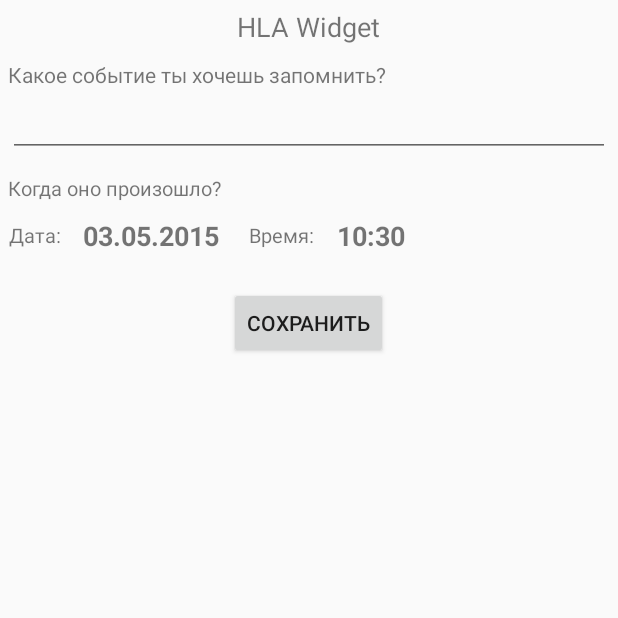
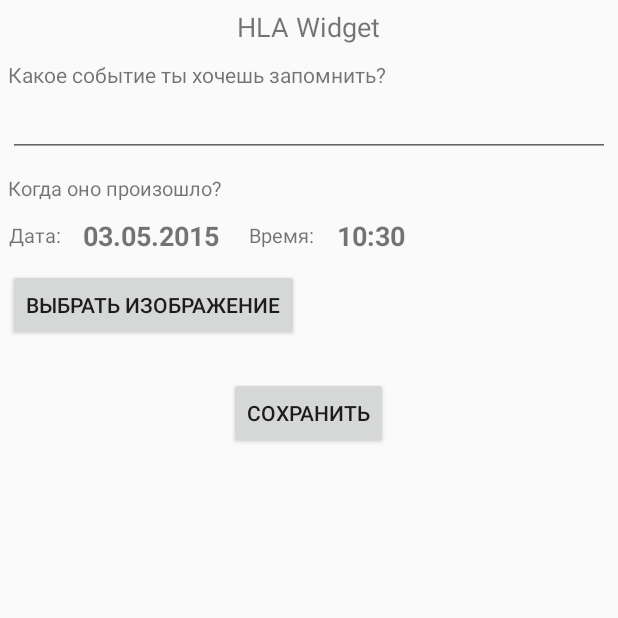
Before and after one commit to aminought/HowLongAgoWidget, an Android app: the HLAWidgetConfigureActivity screen opened directly, with no data from a screen before it, on a phone screen of 412 x 824 dp, the top half of it. Run offline under Robolectric (Android 15) with nearby library versions, the phone set to English and light mode, and no system bars; 1 statement that could not run was skipped.

Commit message:
Added editing of widget image

```diff
--- a/app/src/main/AndroidManifest.xml
+++ b/app/src/main/AndroidManifest.xml
@@ -1,5 +1,7 @@
 <manifest xmlns:android="http://schemas.android.com/apk/res/android"
     package="com.aminought.hlawidget">
+
+    <uses-permission android:name="android.permission.WRITE_EXTERNAL_STORAGE"/>
 
     <application android:allowBackup="true" android:label="@string/app_name"
         android:icon="@mipmap/icon" android:theme="@style/AppTheme">
@@ -20,5 +22,4 @@
             </intent-filter>
         </activity>
     </application>
-
 </manifest>
--- a/app/src/main/java/com/aminought/hlawidget/Database.java
+++ b/app/src/main/java/com/aminought/hlawidget/Database.java
@@ -3,23 +3,26 @@ package com.aminought.hlawidget;
 import android.content.Context;
 import android.content.SharedPreferences;
 import android.content.SharedPreferences.Editor;
+import android.net.Uri;
 
 public class Database {
     private SharedPreferences sPref;
-    private final String FILENAME = "my_pref";
+    private final String FILENAME = "hla_pref";
 
     public void save(Context context, Event event, int id) {
         sPref = context.getSharedPreferences(FILENAME, Context.MODE_PRIVATE);
         Editor ed = sPref.edit();
         ed.putString("event" + id, event.event);
         ed.putString("datetime" + id, event.datetime);
+        ed.putString("image" + id, event.image);
         ed.apply();
     }
 
     public Event load(Context context, int id) {
         sPref = context.getSharedPreferences(FILENAME, Context.MODE_PRIVATE);
         return new Event(sPref.getString("event" + id, ""),
-                         sPref.getString("datetime" + id, ""));
+                         sPref.getString("datetime" + id, ""),
+                         sPref.getString("image" + id, ""));
     }
 
     public void delete(Context context, int id) {
@@ -27,6 +30,7 @@ public class Database {
         Editor ed = sPref.edit();
         ed.remove("event" + id);
         ed.remove("datetime" + id);
+        ed.remove("image" + id);
         ed.apply();
     }
 }
--- a/app/src/main/java/com/aminought/hlawidget/Event.java
+++ b/app/src/main/java/com/aminought/hlawidget/Event.java
@@ -1,4 +1,6 @@
 package com.aminought.hlawidget;
+
+import android.net.Uri;
 
 import java.text.SimpleDateFormat;
 import java.util.Date;
@@ -6,16 +8,19 @@ import java.util.Date;
 public class Event {
     public String event;
     public String datetime;
+    public String image;
 
     public Event() {
         this.event = "";
         Date now_date = new Date();
         SimpleDateFormat format = new SimpleDateFormat("yyyy-MM-dd HH:mm");
         this.datetime = format.format(now_date);
+        this.image = "";
     }
 
-    public Event(String event, String datetime) {
+    public Event(String event, String datetime, String image) {
         this.event = event;
         this.datetime = datetime;
+        this.image = image;
     }
 }
--- a/app/src/main/java/com/aminought/hlawidget/HLAWidget.java
+++ b/app/src/main/java/com/aminought/hlawidget/HLAWidget.java
@@ -7,6 +7,7 @@ import android.appwidget.AppWidgetProvider;
 import android.content.ComponentName;
 import android.content.Context;
 import android.content.Intent;
+import android.graphics.BitmapFactory;
 import android.text.Html;
 import android.widget.RemoteViews;
 
@@ -40,6 +41,7 @@ public class HLAWidget extends AppWidgetProvider {
         Event event = HLAWidgetConfigureActivity.database.load(context, appWidgetId);
         String full_text = event.event + "<br><small>";
         String dt = event.datetime;
+        String image = event.image;
 
         Calendar event_calendar = new GregorianCalendar();
         Calendar now_calendar = new GregorianCalendar();
@@ -86,6 +88,7 @@ public class HLAWidget extends AppWidgetProvider {
         // Construct the RemoteViews object
         RemoteViews views = new RemoteViews(context.getPackageName(), R.layout.hlawidget);
         views.setTextViewText(R.id.mainTextView, Html.fromHtml(full_text));
+        views.setImageViewBitmap(R.id.imageView, BitmapFactory.decodeFile(image));
 
         Intent configIntent = new Intent(context, HLAWidgetConfigureActivity.class);
         configIntent.setAction(AppWidgetManager.ACTION_APPWIDGET_CONFIGURE);
--- a/app/src/main/res/layout/hlawidget.xml
+++ b/app/src/main/res/layout/hlawidget.xml
@@ -10,10 +10,11 @@
         android:layout_centerHorizontal="true">
 
         <ImageView
-            android:paddingLeft="5dp"
-            android:paddingTop="5dp"
+            android:layout_marginLeft="5dp"
+            android:layout_marginTop="5dp"
             android:layout_width="50dp"
             android:layout_height="50dp"
+            android:scaleType="centerCrop"
             android:id="@+id/imageView"
             android:src="@drawable/icon"/>
 
--- a/app/src/main/res/layout/hlawidget_configure.xml
+++ b/app/src/main/res/layout/hlawidget_configure.xml
@@ -95,6 +95,26 @@
             </LinearLayout>
 
 
+            <LinearLayout
+                android:orientation="horizontal"
+                android:layout_width="fill_parent"
+                android:layout_height="fill_parent"
+                android:layout_marginTop="10dp">
+
+                <Button
+                    android:layout_width="wrap_content"
+                    android:layout_height="wrap_content"
+                    android:text="Выбрать изображение"
+                    android:id="@+id/choosePictureButton" />
+
+                <ImageView
+                    android:layout_width="50dp"
+                    android:layout_height="50dp"
+                    android:id="@+id/configImageView"
+                    android:scaleType="centerCrop"
+                    android:layout_marginLeft="20dp"/>
+            </LinearLayout>
+
             <Button
                 android:layout_width="wrap_content"
                 android:layout_height="wrap_content"
@@ -102,6 +122,7 @@
                 android:layout_marginTop="10pt"
                 android:layout_gravity="center_horizontal"
                 android:id="@+id/addWidgetButton" />
+
         </LinearLayout>
     </ScrollView>
 </LinearLayout>
```
Also changed, not shown: app/src/main/java/com/aminought/hlawidget/HLAWidgetConfigureActivity.java (+45 -1 lines).
